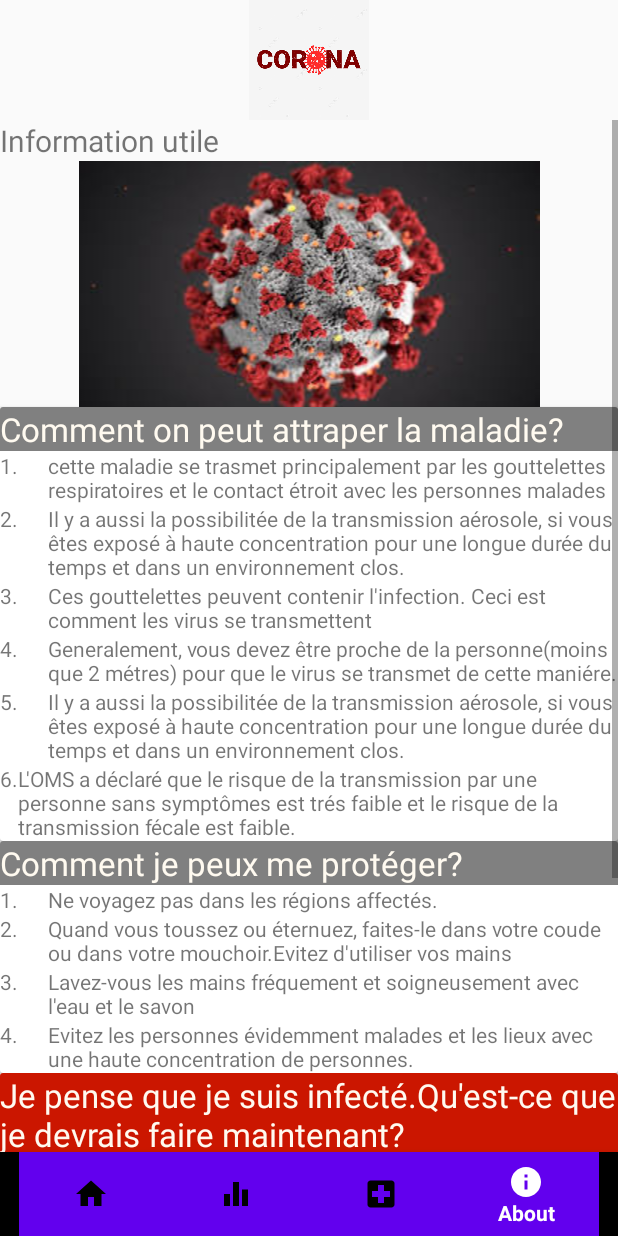
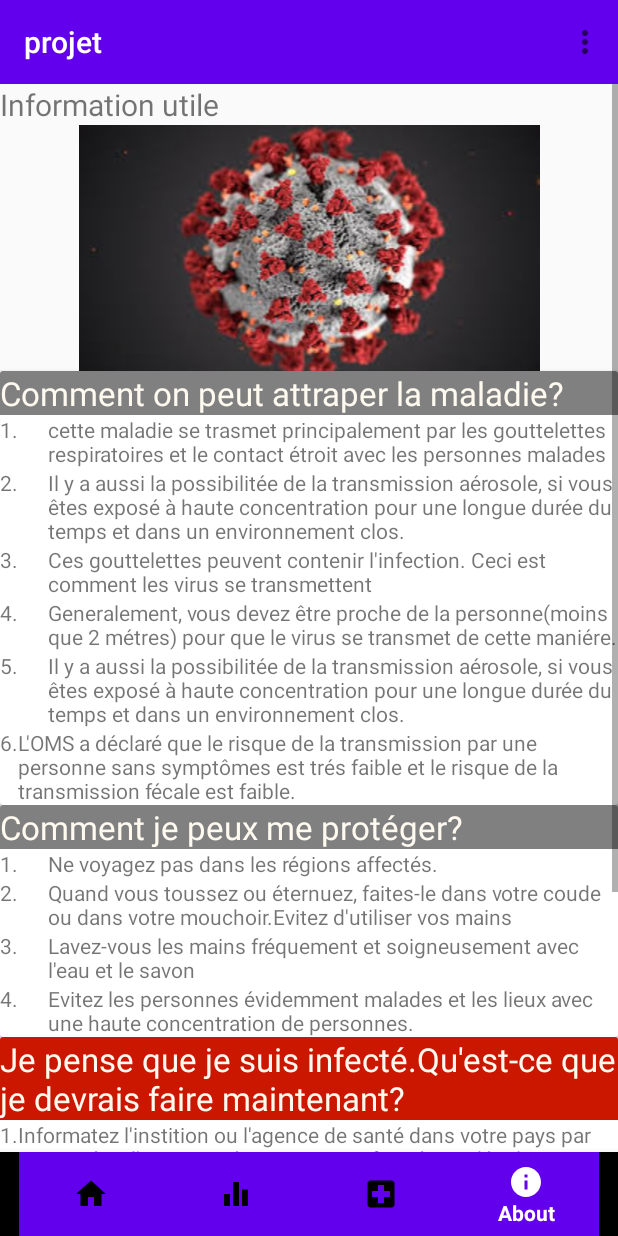
Before and after one commit to ab-mokhtar/project_covid19, an Android app: the ActivityFragment screen opened directly, with no data from a screen before it, item 4 of the bottom bar chosen, on a phone screen of 412 x 824 dp. Run offline under Robolectric (Android 15) with nearby library versions, the phone set to English and light mode, and no system bars; our stand-ins replace Firebase (no records; nobody signed in at launch, a user with empty details on screens opened directly).

Commit message:
déconnexion et samu

```diff
--- a/app/src/main/AndroidManifest.xml
+++ b/app/src/main/AndroidManifest.xml
@@ -8,6 +8,7 @@
         android:roundIcon="@mipmap/ic_launcher_round"
         android:supportsRtl="true"
         android:theme="@style/AppTheme">
+        <activity android:name=".Samu"></activity>
         <activity android:name=".SplashScreen">
             <intent-filter>
                 <action android:name="android.intent.action.MAIN" />
--- a/app/src/main/java/com/dsi31g1/covid19/ActivityFragment.java
+++ b/app/src/main/java/com/dsi31g1/covid19/ActivityFragment.java
@@ -1,26 +1,60 @@
 package com.dsi31g1.covid19;
 import androidx.annotation.NonNull;
 import androidx.appcompat.app.AppCompatActivity;
+import androidx.appcompat.widget.Toolbar;
 import androidx.fragment.app.Fragment;
 
+import android.content.Intent;
 import android.os.Bundle;
+import android.view.Menu;
 import android.view.MenuItem;
+import android.widget.Toast;
 
 import com.dsi31g1.covid19.R;
 import com.google.android.material.bottomnavigation.BottomNavigationView;
+import com.google.firebase.auth.FirebaseAuth;
 
 public class ActivityFragment extends AppCompatActivity {
-
+    private FirebaseAuth mAuth;
     @Override
     protected void onCreate(Bundle savedInstanceState) {
         super.onCreate(savedInstanceState);
         setContentView(R.layout.activity_main);
+        mAuth = FirebaseAuth.getInstance();
         BottomNavigationView bottomNavigationView = findViewById(R.id.bottom_navigation);
         bottomNavigationView.setOnNavigationItemSelectedListener(navListener);
         getSupportFragmentManager().beginTransaction().replace(R.id.fragment,new home()).commit();
 
+        //toolbar
+        Toolbar toolbar = findViewById(R.id.toolbar);
+        setSupportActionBar(toolbar);
     }
-        private BottomNavigationView.OnNavigationItemSelectedListener navListener = new BottomNavigationView.OnNavigationItemSelectedListener() {
+    @Override
+    public boolean onCreateOptionsMenu(Menu menu)
+    {
+        getMenuInflater().inflate(R.menu.menu_toolbar, menu);
+        return true;
+    }
+    @Override
+    public boolean onOptionsItemSelected(@NonNull MenuItem item)
+    {
+        int id = item.getItemId();
+        if(id == R.id.samu)
+        {
+            Intent intent = new Intent(ActivityFragment.this, Samu.class);
+            startActivity(intent);
+            return  true;
+        }
+
+        return super.onOptionsItemSelected(item);
+    }
+
+    @Override
+    public void onBackPressed() {
+        Toast.makeText(this,"Veuillez déconnecté",Toast.LENGTH_LONG).show();
+    }
+
+    private BottomNavigationView.OnNavigationItemSelectedListener navListener = new BottomNavigationView.OnNavigationItemSelectedListener() {
             @Override
             public boolean onNavigationItemSelected(@NonNull MenuItem item) {
                 Fragment selectedfragment  = null;
@@ -47,4 +81,10 @@ public class ActivityFragment extends AppCompatActivity {
 
         };
 
-        }
+    public void logout(MenuItem item)
+    {
+        mAuth.signOut();
+        Intent intent = new Intent(ActivityFragment.this, MainActivity.class);
+        startActivity(intent);
+    }
+}
--- a/app/src/main/java/com/dsi31g1/covid19/MainActivity.java
+++ b/app/src/main/java/com/dsi31g1/covid19/MainActivity.java
@@ -10,6 +10,7 @@ import android.widget.TextView;
 import android.widget.Toast;
 import androidx.annotation.NonNull;
 import androidx.appcompat.app.AppCompatActivity;
+import androidx.appcompat.widget.Toolbar;
 
 import com.google.android.gms.tasks.OnCompleteListener;
 import com.google.android.gms.tasks.Task;
@@ -76,4 +77,8 @@ public class MainActivity extends AppCompatActivity implements View.OnClickListe
             }
         });
     }
+    @Override
+    public void onBackPressed() {
+        Toast.makeText(this,"Veuillez connecté ",Toast.LENGTH_LONG).show();
+    }
 }
--- a/app/src/main/res/layout/activity_main.xml
+++ b/app/src/main/res/layout/activity_main.xml
@@ -6,12 +6,15 @@
     android:layout_height="match_parent"
     android:orientation="vertical"
     tools:context=".ActivityFragment">
-    <include
-        android:id="@+id/title_bar"
-        layout="@layout/title_bar"
+
+    <androidx.appcompat.widget.Toolbar
+        android:id="@+id/toolbar"
+        android:minHeight="?attr/actionBarSize"
         android:layout_width="match_parent"
-        android:layout_height="80dp"
-        />
+        android:layout_height="wrap_content"
+        app:titleTextColor="@android:color/white"
+        android:background="?attr/colorPrimary">
+    </androidx.appcompat.widget.Toolbar>
 
     <RelativeLayout
         android:layout_width="match_parent"
--- a/app/src/main/res/layout/login.xml
+++ b/app/src/main/res/layout/login.xml
@@ -73,7 +73,6 @@
             android:layout_width="wrap_content"
             android:text="@string/MPO"
             android:layout_marginStart="60dp"
-            android:layout_marginEnd="60dp"
             android:layout_height="wrap_content">
         </TextView>
 
@@ -81,7 +80,7 @@
             android:id="@+id/registrer"
             android:layout_width="wrap_content"
             android:layout_height="wrap_content"
-            android:layout_marginStart="20dp"
+            android:layout_marginStart="30dp"
             android:text="@string/register"
             android:textSize="16sp"
             android:textStyle="bold"/>
--- /dev/null
+++ b/app/src/main/res/menu/menu_toolbar.xml
@@ -0,0 +1,11 @@
+<?xml version="1.0" encoding="utf-8"?>
+<menu xmlns:android="http://schemas.android.com/apk/res/android">
+    <item android:icon="@drawable/ic_people"
+        android:id="@+id/samu"
+        android:title="J'ai besoin d'aide"/>
+
+    <item android:icon="@drawable/ic_peop"
+        android:id="@+id/logout"
+        android:onClick="logout"
+        android:title="Déconnexion"/>
+</menu>
--- /dev/null
+++ b/app/src/main/res/menu/menu_toolbar_samu.xml
@@ -0,0 +1,6 @@
+<?xml version="1.0" encoding="utf-8"?>
+<menu xmlns:android="http://schemas.android.com/apk/res/android">
+    <item android:icon="@drawable/ic_home"
+        android:id="@+id/home_samu"
+        android:title="HOME"/>
+</menu>
--- a/app/src/main/res/values/strings.xml
+++ b/app/src/main/res/values/strings.xml
@@ -65,4 +65,9 @@
     <string name="Age">Age</string>
     <string name="MPO">mot de passe oublié</string>
     <string name="RegisterButton">Registrer</string>
+    <string name="header">Qu\'est ce qu\'un SAMU ?</string>
+    <string name="content">Le SAMU ou Service d’Aide Médicale Urgente, est le gérant des urgences médicales préhospitalières. Le public y accède par un numéro gratuit qui est le 190.</string>
+    <string name="mainheader">Quelle est la mission des SAMU ?</string>
+    <string name="maincontent">Les Services d’aide médicale urgente SAMU ont pour mission de répondre par des moyens exclusivement médicaux aux situations d’urgence individuelles ou collectives extrahospitalières. Ils ont notamment les attributions suivantes :<br/> - Assurer une écoute médicale permanente. <br/> - Faire intervenir, après accord de l’appelant, un médecin libéral lorsque l’état du patient le nécessite.<br/> - Assurer, en cas d’indication et selon la disponibilité des moyens, le transport interhospitalier médicalisé des patients.</string>
+
 </resources>
```
Also changed, not shown: app/src/main/java/com/dsi31g1/covid19/Samu.java (added, +58 -0 lines), app/src/main/res/layout/activity_samu.xml (added, +79 -0 lines).
